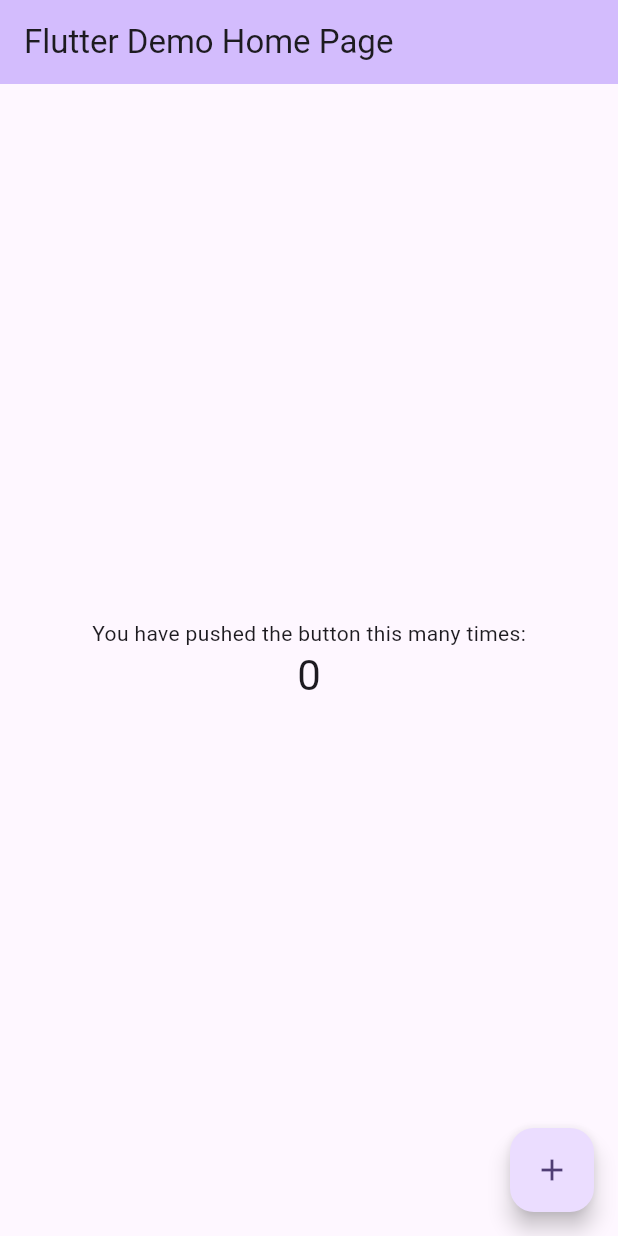
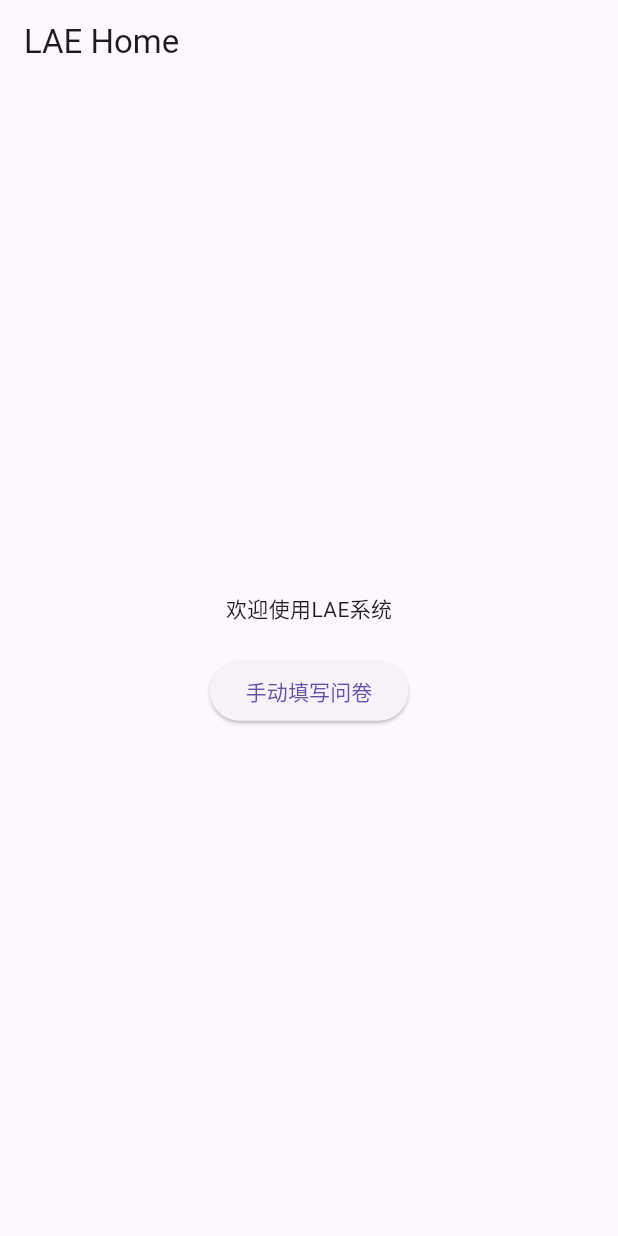
Before and after one commit to qiluojun/LAE, a Flutter app: the screen it shows after launch, on a phone screen of 412 x 824 dp. Run offline on Flutter 3.47's test engine with Material 3 defaults, Android fonts, the phone set to English and light mode, and no system bars; our stand-ins replace flutter_local_notifications, sqflite, timezone; accounts and stored records are empty.

Commit message:
1.0.4
遇到了一些bug 修复之后 就可以弹出睡前调查问卷咧

```diff
--- a/lae_app/lib/main.dart
+++ b/lae_app/lib/main.dart
@@ -1,125 +1,70 @@
 import 'package:flutter/material.dart';
+import 'package:lae_app/pages/status_survey_page.dart';
+import 'package:lae_app/services/notification_service.dart';
 
-void main() {
+// Global navigator key
+final GlobalKey<NavigatorState> navigatorKey = GlobalKey<NavigatorState>();
+
+void main() async {
+  // Ensure that plugin services are initialized so that `availableCameras()`
+  // can be called before `runApp()`
+  WidgetsFlutterBinding.ensureInitialized();
+
+  // Initialize notification service
+  await NotificationService().init(navigatorKey);
+  // Schedule the daily notification
+  await NotificationService().scheduleDailySurveyNotification();
+
   runApp(const MyApp());
 }
 
 class MyApp extends StatelessWidget {
   const MyApp({super.key});
 
-  // This widget is the root of your application.
   @override
   Widget build(BuildContext context) {
     return MaterialApp(
-      title: 'Flutter Demo',
+      title: 'LAE System',
+      navigatorKey: navigatorKey, // Set the navigator key
       theme: ThemeData(
-        // This is the theme of your application.
-        //
-        // TRY THIS: Try running your application with "flutter run". You'll see
-        // the application has a purple toolbar. Then, without quitting the app,
-        // try changing the seedColor in the colorScheme below to Colors.green
-        // and then invoke "hot reload" (save your changes or press the "hot
-        // reload" button in a Flutter-supported IDE, or press "r" if you used
-        // the command line to start the app).
-        //
-        // Notice that the counter didn't reset back to zero; the application
-        // state is not lost during the reload. To reset the state, use hot
-        // restart instead.
-        //
-        // This works for code too, not just values: Most code changes can be
-        // tested with just a hot reload.
-        colorScheme: ColorScheme.fromSeed(seedColor: Colors.deepPurple),
-        useMaterial3: true,
+        primarySwatch: Colors.blue,
+        visualDensity: VisualDensity.adaptivePlatformDensity,
       ),
-      home: const MyHomePage(title: 'Flutter Demo Home Page'),
+      // Define the home widget and routes
+      home: const HomePage(), // You can create a simple HomePage
+      routes: {
+        '/survey': (context) => const StatusSurveyPage(),
+      },
     );
   }
 }
 
-class MyHomePage extends StatefulWidget {
-  const MyHomePage({super.key, required this.title});
-
-  // This widget is the home page of your application. It is stateful, meaning
-  // that it has a State object (defined below) that contains fields that affect
-  // how it looks.
-
-  // This class is the configuration for the state. It holds the values (in this
-  // case the title) provided by the parent (in this case the App widget) and
-  // used by the build method of the State. Fields in a Widget subclass are
-  // always marked "final".
-
-  final String title;
-
-  @override
-  State<MyHomePage> createState() => _MyHomePageState();
-}
-
-class _MyHomePageState extends State<MyHomePage> {
-  int _counter = 0;
-
-  void _incrementCounter() {
-    setState(() {
-      // This call to setState tells the Flutter framework that something has
-      // changed in this State, which causes it to rerun the build method below
-      // so that the display can reflect the updated values. If we changed
-      // _counter without calling setState(), then the build method would not be
-      // called again, and so nothing would appear to happen.
-      _counter++;
-    });
-  }
+// A placeholder for your main screen
+class HomePage extends StatelessWidget {
+  const HomePage({super.key});
 
   @override
   Widget build(BuildContext context) {
-    // This method is rerun every time setState is called, for instance as done
-    // by the _incrementCounter method above.
-    //
-    // The Flutter framework has been optimized to make rerunning build methods
-    // fast, so that you can just rebuild anything that needs updating rather
-    // than having to individually change instances of widgets.
     return Scaffold(
       appBar: AppBar(
-        // TRY THIS: Try changing the color here to a specific color (to
-        // Colors.amber, perhaps?) and trigger a hot reload to see the AppBar
-        // change color while the other colors stay the same.
-        backgroundColor: Theme.of(context).colorScheme.inversePrimary,
-        // Here we take the value from the MyHomePage object that was created by
-        // the App.build method, and use it to set our appbar title.
-        title: Text(widget.title),
+        title: const Text('LAE Home'),
       ),
       body: Center(
-        // Center is a layout widget. It takes a single child and positions it
-        // in the middle of the parent.
         child: Column(
-          // Column is also a layout widget. It takes a list of children and
-          // arranges them vertically. By default, it sizes itself to fit its
-          // children horizontally, and tries to be as tall as its parent.
-          //
-          // Column has various properties to control how it sizes itself and
-          // how it positions its children. Here we use mainAxisAlignment to
-          // center the children vertically; the main axis here is the vertical
-          // axis because Columns are vertical (the cross axis would be
-          // horizontal).
-          //
-          // TRY THIS: Invoke "debug painting" (choose the "Toggle Debug Paint"
-          // action in the IDE, or press "p" in the console), to see the
-          // wireframe for each widget.
           mainAxisAlignment: MainAxisAlignment.center,
-          children: <Widget>[
-            const Text(
-              'You have pushed the button this many times:',
-            ),
-            Text(
-              '$_counter',
-              style: Theme.of(context).textTheme.headlineMedium,
+          children: [
+            const Text('欢迎使用LAE系统'),
+            const SizedBox(height: 20),
+            ElevatedButton(
+              onPressed: () {
+                // Manually navigate to the survey page for testing
+                Navigator.pushNamed(context, '/survey');
+              },
+              child: const Text('手动填写问卷'),
             ),
           ],
         ),
       ),
-      floatingActionButton: FloatingActionButton(
-        onPressed: _incrementCounter,
-        tooltip: 'Increment',
-        child: const Icon(Icons.add),
-      ), // This trailing comma makes auto-formatting nicer for build methods.
     );
   }
 }
--- a/lae_app/pubspec.yaml
+++ b/lae_app/pubspec.yaml
@@ -38,6 +38,8 @@ dependencies:
   supabase_flutter: ^2.9.1
   sqflite: ^2.3.3+1
   path: ^1.9.0
+  flutter_local_notifications: ^18.0.1
+  timezone: ^0.10.1
 
 dev_dependencies:
   flutter_test:
```
Also changed, not shown: lae_app/lib/pages/status_survey_page.dart (added, +201 -0 lines), lae_app/lib/services/notification_service.dart (added, +78 -0 lines), lae_app/pubspec.lock, 8 other files.
